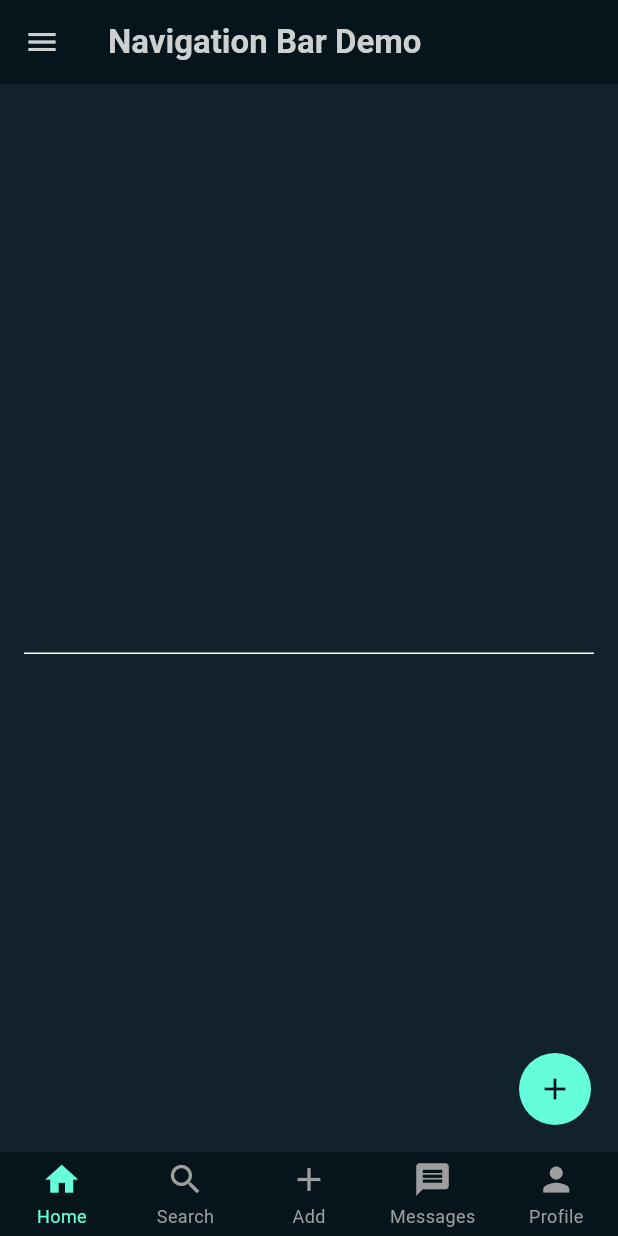
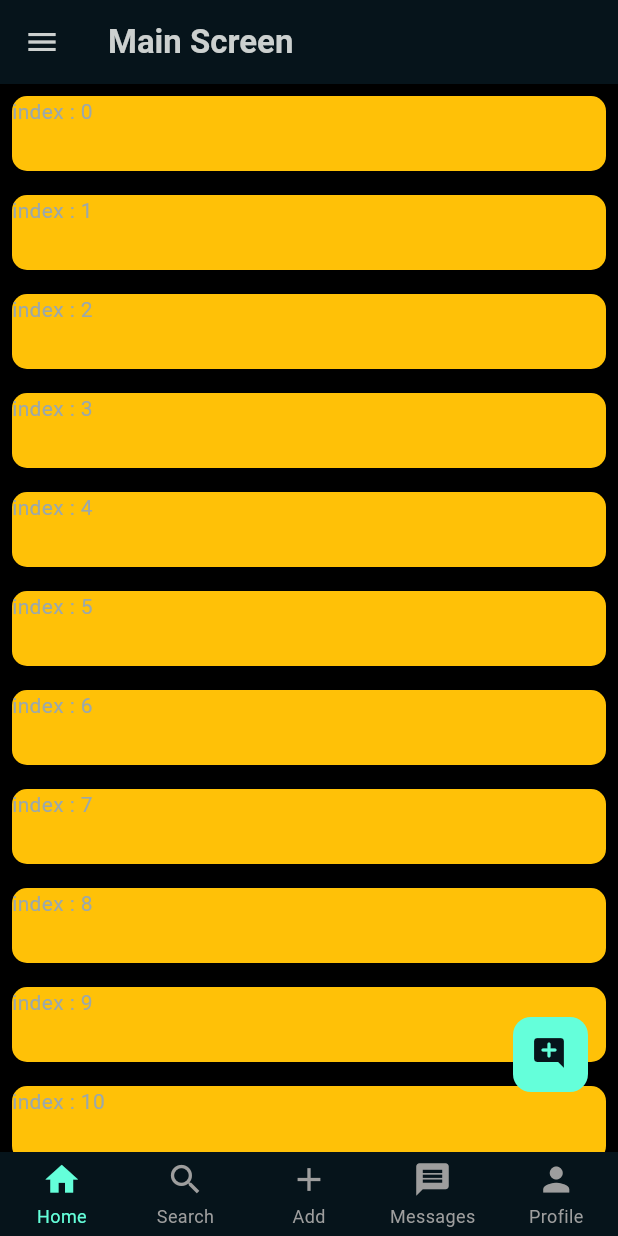
Before and after one commit to adem-ercan/sosyal_ag, a Flutter app: the MainScreen screen opened directly, on a phone screen of 412 x 824 dp. Run offline on Flutter 3.47's test engine with Material 3 defaults, Android fonts, the phone set to English and light mode, and no system bars; drawn by our look-alikes of persistent_bottom_nav_bar; our stand-ins replace cloud_firestore, firebase_auth, firebase_core, get_it, go_router, google_fonts and 2 more; accounts and stored records are empty; network calls fail.

Commit message:
20.03.2025-04:12

```diff
--- a/lib/meydan_app.dart
+++ b/lib/meydan_app.dart
@@ -1,7 +1,9 @@
 import 'package:flutter/material.dart';
 import 'package:provider/provider.dart';
 import 'package:sosyal_ag/utils/theme_provider.dart';
+import 'package:sosyal_ag/view_model/login_view_model.dart';
 import 'package:sosyal_ag/view_model/main_screen_view_model.dart';
+import 'package:sosyal_ag/view_model/signup_view_model.dart';
 import 'package:sosyal_ag/view_model/user_view_model.dart';
 import 'utils/routes.dart';
 
@@ -14,6 +16,8 @@ class MeydanApp extends StatelessWidget {
       providers: [
         ChangeNotifierProvider(create: (_) => UserViewModel()),
         ChangeNotifierProvider(create: (_) => MainScreenViewModel()),
+        ChangeNotifierProvider(create: (_) => LoginViewModel()),
+        ChangeNotifierProvider(create: (_) => SignupViewModel()),
       ],
       child: Consumer<ThemeProvider>(
         builder: (context, themeProvider, child) {
--- a/lib/model/user_model.dart
+++ b/lib/model/user_model.dart
@@ -1,7 +1,6 @@
-
 class UserModel {
   final String? uid;
-  final String name;
+  final String userName;
   final String email;
   final String? photoUrl;
   final String? bio;
@@ -9,11 +8,21 @@ class UserModel {
   final DateTime? updatedAt;
   final List<String>? followers;
   final List<String>? following;
-
+  final int followersCount;
+  final int followingCount;
+  final int postsCount;
+  final bool isVerified;
+  final bool isPrivate;
+  final DateTime? lastActive;
+  final String? fcmToken;
+  final List<String>? likedPosts;
+  final List<String>? favoritedPosts;
+  final List<String>? blockedUsers;
+  final List<String>? posts;
 
   UserModel({
     this.uid,
-    required this.name,
+    required this.userName,
     required this.email,
     this.photoUrl,
     this.bio,
@@ -21,14 +30,24 @@ class UserModel {
     this.updatedAt,
     this.followers,
     this.following,
+    this.followersCount = 0,
+    this.followingCount = 0,
+    this.postsCount = 0,
+    this.isVerified = false,
+    this.isPrivate = false,
+    this.lastActive,
+    this.fcmToken,
+    this.likedPosts,
+    this.favoritedPosts,
+    this.blockedUsers,
+    this.posts,
   });
-
 
   // JSON'dan UserModel'e dönüştürme
   factory UserModel.fromJson(Map<String, dynamic> json) {
     return UserModel(
       uid: json['uid'] as String?,
-      name: json['name'] as String,
+      userName: json['userName'] as String,
       email: json['email'] as String,
       photoUrl: json['photoUrl'] as String?,
       bio: json['bio'] as String?,
@@ -40,15 +59,27 @@ class UserModel {
           : null,
       followers: (json['followers'] as List<dynamic>?)?.cast<String>(),
       following: (json['following'] as List<dynamic>?)?.cast<String>(),
+      followersCount: json['followersCount'] as int? ?? 0,
+      followingCount: json['followingCount'] as int? ?? 0,
+      postsCount: json['postsCount'] as int? ?? 0,
+      isVerified: json['isVerified'] as bool? ?? false,
+      isPrivate: json['isPrivate'] as bool? ?? false,
+      lastActive: json['lastActive'] != null
+          ? DateTime.parse(json['lastActive'] as String)
+          : null,
+      fcmToken: json['fcmToken'] as String?,
+      likedPosts: (json['likedPosts'] as List<dynamic>?)?.cast<String>(),
+      favoritedPosts: (json['favoritedPosts'] as List<dynamic>?)?.cast<String>(),
+      blockedUsers: (json['blockedUsers'] as List<dynamic>?)?.cast<String>(),
+      posts: (json['posts'] as List<dynamic>?)?.cast<String>(),
     );
   }
-
 
   // UserModel'i JSON'a dönüştürme
   Map<String, dynamic> toJson() {
     return {
       'uid': uid,
-      'name': name,
+      'name': userName,
       'email': email,
       'photoUrl': photoUrl,
       'bio': bio,
@@ -56,13 +87,24 @@ class UserModel {
       'updatedAt': updatedAt?.toIso8601String(),
       'followers': followers,
       'following': following,
+      'followersCount': followersCount,
+      'followingCount': followingCount,
+      'postsCount': postsCount,
+      'isVerified': isVerified,
+      'isPrivate': isPrivate,
+      'lastActive': lastActive?.toIso8601String(),
+      'fcmToken': fcmToken,
+      'likedPosts': likedPosts,
+      'favoritedPosts': favoritedPosts,
+      'blockedUsers': blockedUsers,
+      'posts': posts,
     };
   }
 
   // UserModel'i kopyalama ve güncelleme
   UserModel copyWith({
     String? uid,
-    String? name,
+    String? userName,
     String? email,
     String? photoUrl,
     String? bio,
@@ -70,10 +112,21 @@ class UserModel {
     DateTime? updatedAt,
     List<String>? followers,
     List<String>? following,
+    int? followersCount,
+    int? followingCount,
+    int? postsCount,
+    bool? isVerified,
+    bool? isPrivate,
+    DateTime? lastActive,
+    String? fcmToken,
+    List<String>? likedPosts,
+    List<String>? favoritedPosts,
+    List<String>? blockedUsers,
+    List<String>? posts,
   }) {
     return UserModel(
       uid: uid ?? this.uid,
-      name: name ?? this.name,
+      userName: userName ?? this.userName,
       email: email ?? this.email,
       photoUrl: photoUrl ?? this.photoUrl,
       bio: bio ?? this.bio,
@@ -81,6 +134,17 @@ class UserModel {
       updatedAt: updatedAt ?? this.updatedAt,
       followers: followers ?? this.followers,
       following: following ?? this.following,
+      followersCount: followersCount ?? this.followersCount,
+      followingCount: followingCount ?? this.followingCount,
+      postsCount: postsCount ?? this.postsCount,
+      isVerified: isVerified ?? this.isVerified,
+      isPrivate: isPrivate ?? this.isPrivate,
+      lastActive: lastActive ?? this.lastActive,
+      fcmToken: fcmToken ?? this.fcmToken,
+      likedPosts: likedPosts ?? this.likedPosts,
+      favoritedPosts: favoritedPosts ?? this.favoritedPosts,
+      blockedUsers: blockedUsers ?? this.blockedUsers,
+      posts: posts ?? this.posts,
     );
   }
 }
--- a/lib/utils/constants.dart
+++ b/lib/utils/constants.dart
@@ -1,6 +1,7 @@
 import 'package:flutter/material.dart';
 
 class Constants {
+
   static const Color themeColor1 = Color(0xFF06141B);
   static const Color themeColor2 = Color(0xFF11212D);
   static const Color themeColor3 = Color(0xFF253745);
--- a/lib/utils/locator.dart
+++ b/lib/utils/locator.dart
@@ -8,7 +8,7 @@ GetIt locator = GetIt.instance;
 void setupLocator() {
 
 
-  locator.registerLazySingleton(() => FirebaseAuthServices());
+  locator.registerLazySingleton(() => FirebaseAuthService());
   locator.registerLazySingleton(() => Repository());
   locator.registerLazySingleton(() => FirestoreService());
 
--- a/lib/utils/routes.dart
+++ b/lib/utils/routes.dart
@@ -1,21 +1,31 @@
 import 'package:go_router/go_router.dart';
+import 'package:sosyal_ag/view/auth_route.dart';
 import 'package:sosyal_ag/view/init_route.dart';
 import 'package:sosyal_ag/view/login_screen/login_screen.dart';
 import 'package:sosyal_ag/view/sign_up_screen/sign_up_screen.dart';
 
 final router = GoRouter(
   routes: [
+
     GoRoute(
       path: '/',
       builder: (context, state) => const InitRoute(),
     ),
+
     GoRoute(
       path: '/login',
       builder: (context, state) => const LoginScreen(),
     ),
+
     GoRoute(
       path: '/signup',
       builder: (context, state) => const SignUpScreen(),
     ),
+
+    GoRoute(
+      path: '/authRoute',
+      builder: (context, state) => const AuthRoute(),
+    ),
+
   ],
 );
--- a/lib/view/main_screen/main_screen.dart
+++ b/lib/view/main_screen/main_screen.dart
@@ -1,8 +1,8 @@
 // Bu ekran test için oluşturuldu
 import 'package:flutter/material.dart';
 import 'package:persistent_bottom_nav_bar/persistent_bottom_nav_bar.dart';
-import 'package:sosyal_ag/view/login_screen/login_screen.dart';
-import 'package:sosyal_ag/view/sign_up_screen/sign_up_screen.dart';
+import 'package:provider/provider.dart';
+import 'package:sosyal_ag/view_model/user_view_model.dart';
 
 /* import 'package:flutter/material.dart';
 import 'package:google_fonts/google_fonts.dart';
@@ -54,6 +54,24 @@ class MainScreen extends StatelessWidget {
   final NavBarStyle _navBarStyle = NavBarStyle.simple;
 
   List<Widget> _buildScreens() => [
+    ListView.builder(
+      controller: _scrollControllers[0],
+      itemCount: 30,
+      itemBuilder: (context, index) {
+        return Padding(
+          padding: EdgeInsets.all(8),
+          child: Container(
+            decoration: BoxDecoration(
+              color: Colors.amber,
+              borderRadius: BorderRadius.all(Radius.circular(10)),
+            ),
+            height: 50,
+            child: Text("index : $index"),
+          ),
+        );
+      },
+    ),
+
     Container(
       color: Theme.of(context).colorScheme.secondary,
       child: Padding(
@@ -62,32 +80,20 @@ class MainScreen extends StatelessWidget {
       ),
     ),
 
-   ListView.builder(
-    controller: _scrollControllers[0],
-    itemCount: 30,
-    itemBuilder: (context, index) {
-      return Padding(padding: EdgeInsets.all(8),
-      child: Container(
-        height: 50,
-        child: Text("index : $index"),
-      ),);
-    },
+    Container(
+      color: Theme.of(context).colorScheme.secondary,
+      child: Center(child: Text("Screen3")),
     ),
-
 
     Container(
       color: Theme.of(context).colorScheme.secondary,
-      child: Center(child: Text("Screen3"))),
-
+      child: Center(child: Text("Screen4")),
+    ),
 
     Container(
       color: Theme.of(context).colorScheme.secondary,
-      child: Center(child: Text("Screen4"))),
-
-
-    Container(
-      color: Theme.of(context).colorScheme.secondary,
-      child: Center(child: Text("Screen5"))),
+      child: Center(child: Text("Screen5")),
+    ),
   ];
 
   List<PersistentBottomNavBarItem> _navBarsItems() => [
@@ -122,7 +128,7 @@ class MainScreen extends StatelessWidget {
       activeColorSecondary: Theme.of(context).colorScheme.tertiary,
     ),
     PersistentBottomNavBarItem(
-      icon:  Icon(Icons.person),
+      icon: Icon(Icons.person),
       title: "Profile",
       activeColorPrimary: Colors.indigo,
       inactiveColorPrimary: Colors.grey,
@@ -132,11 +138,15 @@ class MainScreen extends StatelessWidget {
   ];
 
   @override
-  Widget build(final BuildContext context) => Scaffold(
+  Widget build(final BuildContext context) {
+    UserViewModel userViewModel = Provider.of<UserViewModel>(context);
+
+    return Scaffold(
       appBar: AppBar(
-      title: const Text("Navigation Bar Demo"),
+        title: const Text("Main Screen"),
         backgroundColor: Theme.of(context).scaffoldBackgroundColor,
       ),
+
       drawer: Drawer(
         child: Center(
           child: Column(
@@ -144,7 +154,9 @@ class MainScreen extends StatelessWidget {
             children: <Widget>[
               const Text("This is the Drawer"),
               ElevatedButton(
-              onPressed: () async {},
+                onPressed: () async {
+                  await userViewModel.signOut();
+                },
                 child: const Row(
                   children: [Icon(Icons.logout_outlined), Text("Sign Out")],
                 ),
@@ -153,8 +165,8 @@ class MainScreen extends StatelessWidget {
           ),
         ),
       ),
+
       body: PersistentTabView(
-
         context,
         controller: _controller,
         screens: _buildScreens(),
@@ -169,16 +181,26 @@ class MainScreen extends StatelessWidget {
           scrollControllers: _scrollControllers,
         ),
         padding: const EdgeInsets.only(top: 8),
-      floatingActionButton: IconButton(
-        icon: Container(
+        floatingActionButton: Padding(
+          padding: const EdgeInsets.only(right: 10, bottom: 30),
+          child: Container(
+            height: 50,
+            width: 50,
             padding: const EdgeInsets.all(12),
             decoration: BoxDecoration(
-            shape: BoxShape.circle,
+                  borderRadius: BorderRadius.circular(12),
+                  shape: BoxShape.rectangle,
                   color: Theme.of(context).colorScheme.tertiary,
                 ),
-          child: Icon(Icons.add, color: Theme.of(context).primaryColor),
+            child: IconButton(
+              padding: EdgeInsets.only(bottom: 30, right: 10),
+              icon: Icon(
+                Icons.add_comment_rounded,
+                color: Theme.of(context).primaryColor,
               ),
               onPressed: () {},
+            ),
+          ),
         ),
         onWillPop: (final context) async {
           await showDialog(
@@ -223,9 +245,11 @@ class MainScreen extends StatelessWidget {
         ),
         confineToSafeArea: true,
         navBarHeight: kBottomNavigationBarHeight,
-      navBarStyle: _navBarStyle, // Choose the nav bar style with this property
+        navBarStyle:
+            _navBarStyle, // Choose the nav bar style with this property
       ),
     );
+  }
 }
 
 // ----------------------------------------- Custom Style ----------------------------------------- //
--- a/lib/view_model/login_view_model.dart
+++ b/lib/view_model/login_view_model.dart
@@ -90,8 +90,9 @@ class LoginViewModel extends ChangeNotifier {
       return true;
     } catch (e) {
       isLoading = false;
-      notifyListeners();
+
       print("ERROR on LoginViewModel: $e");
+      //notifyListeners();
       return false;
     }
   }
```
Also changed, not shown: lib/repositories/repository.dart (+18 -9 lines), lib/services/firebase/firebase_auth_service.dart (+16 -16 lines), lib/services/firebase/firebase_firestore_service.dart (+12 -3 lines), lib/utils/extensions/string_extensions.dart (added, +7 -0 lines), lib/view/auth_route.dart (+10 -4 lines), lib/view/login_screen/login_screen.dart (+4 -14 lines), lib/view/sign_up_screen/sign_up_screen.dart (+2 -13 lines), lib/view_model/signup_view_model.dart (+2 -18 lines), lib/view_model/user_view_model.dart (+8 -2 lines). Lines whose indentation alone changed are shown as unchanged.
